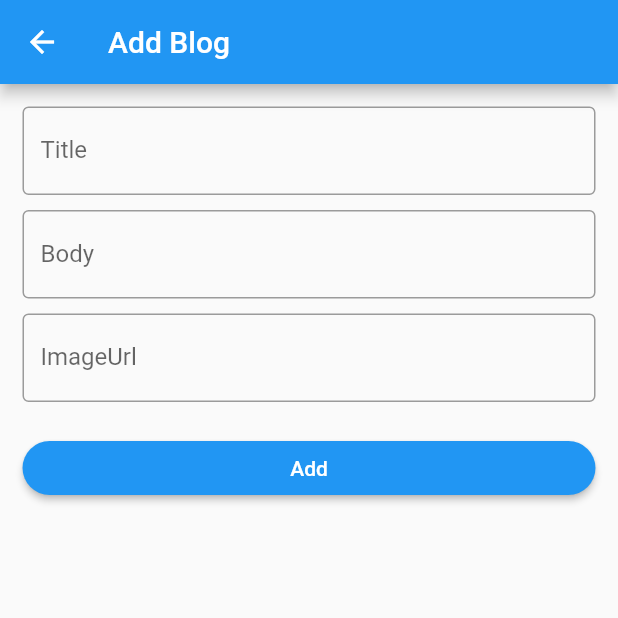
After one commit to EmaElsayed/tasks, a Flutter app: the BlogScreen screen opened directly, after a tap on the "add" icon, on a phone screen of 412 x 824 dp, the top half of it. The commit adds this screen. Run offline on Flutter 3.47's test engine with Material 2 defaults, Android fonts, the phone set to English and light mode, and no system bars; missing offline and left inert: flutter_chat_ui_starter; network calls fail.

Commit message:
blog task

```diff
--- /dev/null
+++ b/lib/blog/add_blog_screen.dart
@@ -0,0 +1,68 @@
+import 'package:flutter/material.dart';
+import 'package:untitled/blog/blogs_model.dart';
+
+class AddBlogScreen extends StatelessWidget {
+   AddBlogScreen({super.key});
+  final titleController = TextEditingController();
+  final bodyController = TextEditingController();
+  final imageController = TextEditingController();
+
+  @override
+  Widget build(BuildContext context) {
+    return Scaffold(
+      appBar: AppBar(
+        title: const Text("Add Blog"),
+      ),
+      body: Padding(
+        padding: const EdgeInsets.all(15),
+        child: Column(
+          children: [
+            TextFormField(
+              controller: titleController,
+              decoration: const InputDecoration(
+                border: OutlineInputBorder(),
+                labelText: "Title",
+              ),
+            ),
+            const SizedBox(height: 10),
+            TextFormField(
+              controller: bodyController,
+              decoration: const InputDecoration(
+                border: OutlineInputBorder(),
+                labelText: "Body",
+              ),
+            ),
+            const SizedBox(height: 10),
+            TextFormField(
+              controller: imageController,
+              decoration: const InputDecoration(
+                border: OutlineInputBorder(),
+                labelText: "ImageUrl",
+              ),
+            ),
+            Container(
+              margin: const EdgeInsets.only(top: 20),
+              width: double.infinity,
+              child: ElevatedButton(
+                style: ElevatedButton.styleFrom(shape: const StadiumBorder()),
+                onPressed: () {
+                  String title = titleController.text;
+                  String body = bodyController.text;
+                  String imageUrl = imageController.text.isEmpty
+                      ? "https://cdn.eso.org/images/screen/eso1907a.jpg"
+                      : imageController.text;
+
+                  BlogsModel blog = BlogsModel(imageUrl,title,body);
+
+                  Navigator.pop(context,blog);
+                },
+                child: const Text("Add"),
+              ),
+            ),
+          ],
+        ),
+      ),
+    );
+  }
+
+}
--- a/lib/blog/blog_screen.dart
+++ b/lib/blog/blog_screen.dart
@@ -1,6 +1,28 @@
 import 'package:flutter/material.dart';
+import 'package:untitled/blog/add_blog_screen.dart';
+import 'package:untitled/blog/blogs_model.dart';
+import 'package:untitled/blog/edit_blog_screen.dart';
+
+void main() {
+  runApp( MyApp());
+}
+
+class MyApp extends StatelessWidget {
+  MyApp({super.key});
 
 
+
+  // This widget is the root of your application.
+  @override
+  Widget build(BuildContext context) {
+    return MaterialApp(
+
+        theme: ThemeData(
+          primarySwatch: Colors.blue,
+        ),
+        home:BlogScreen ());
+  }
+}
 class BlogScreen extends StatefulWidget {
   const BlogScreen({Key? key}) : super(key: key);
 
@@ -16,19 +38,33 @@ class _BlogScreenState extends State<BlogScreen> {
   final String blogImageUrl =
       "https://imgd.aeplcdn.com/1056x594/n/cw/ec/44686/activa-6g-right-front-three-quarter.jpeg";
 
+List<BlogsModel> blogs = [
+ // BlogsModel("image", "title", "body")de
+
+];
 
 
   @override
   Widget build(BuildContext context) {
-    var blogs;
+
     return Scaffold(
+      floatingActionButton: FloatingActionButton(onPressed: () {
+
+        Navigator.push(context, MaterialPageRoute(builder: (context) => AddBlogScreen(),)).then((value) {
+          BlogsModel blog = value;
+          blogs.add(blog);
+          setState(() {
+
+          });
+
+        },);
+      },
+      child: Icon(Icons.add),
+      ),
       appBar: AppBar(
-        title: const Text("Blog"),
+        title: Center(child: const Text("Blog")),
       ),
-     // floatingActionButton: FloatingActionButton(
-       // onPressed: () => navigateToAddBlogScreen(),
-      //  child: const Icon(Icons.add),
-     // ),
+
       body: Column(
         children: [
           SizedBox(
@@ -40,6 +76,7 @@ class _BlogScreenState extends State<BlogScreen> {
             ),
           ),
           Expanded(
+
             child: ListView.builder(
               itemCount: blogs.length,
               itemBuilder: (context, index) => blogItem(index),
@@ -50,15 +87,35 @@ class _BlogScreenState extends State<BlogScreen> {
     );
   }
 
-  userItem() {}
+  userItem() {
+    return Container(
+      margin: EdgeInsets.all(7),
 
+      child: Column(
+        children: [
+          Stack(
+            alignment: AlignmentDirectional.bottomEnd,
+            children: [
+              CircleAvatar(
 
+                radius: 25,
+              backgroundImage: NetworkImage(imageUrl ) ,
+              ),
+              CircleAvatar(
+
+                radius: 10,
+                backgroundColor: Colors.green,
+              ),
+
+            ],
+          ),
+          Text("amir mohamed")
+        ],
+      ),
+    );
   }
 
   Widget blogItem(int index) {
-
-
-    var blog;
     return Container(
       width: double.infinity,
       decoration: BoxDecoration(
@@ -78,7 +135,7 @@ class _BlogScreenState extends State<BlogScreen> {
               topRight: Radius.circular(15),
             ),
             child: Image.network(
-              blog.imageUrl,
+              blogs[index].image,
               height: 150,
               width: double.infinity,
               fit: BoxFit.fill,
@@ -90,14 +147,23 @@ class _BlogScreenState extends State<BlogScreen> {
             child: Row(
               children: [
                 Expanded(
-                  child: Text(
-                    blog.title,
+                  child: Text(blogs[index].title,
                     style: const TextStyle(
                         fontWeight: FontWeight.bold, fontSize: 20),
                   ),
                 ),
                 IconButton(
-                  onPressed: () {},
+                  onPressed: () {
+                    Navigator.push(context, MaterialPageRoute(builder: (context) {
+                      return EditBlogScreen ();
+                    },)) .then((value)  {
+                      BlogsModel blog = value ;
+                      blogs[index]=blog;
+                      setState(() {
+
+                      });
+                    });
+                  },
                   icon: const Icon(
                     Icons.edit,
                     color: Colors.purple,
@@ -105,6 +171,10 @@ class _BlogScreenState extends State<BlogScreen> {
                 ),
                 IconButton(
                   onPressed: () {
+                    blogs.removeAt(index);
+                    setState(() {
+
+                    });
 
                   },
                   icon: const Icon(
@@ -118,7 +188,7 @@ class _BlogScreenState extends State<BlogScreen> {
           Padding(
             padding: const EdgeInsets.symmetric(horizontal: 10),
             child: Text(
-              blog.body,
+              blogs[index].body,
               maxLines: 2,
               overflow: TextOverflow.ellipsis,
               style: const TextStyle(fontWeight: FontWeight.w400, fontSize: 16),
@@ -128,4 +198,6 @@ class _BlogScreenState extends State<BlogScreen> {
         ],
       ),
     );
+
   }
+  }
--- /dev/null
+++ b/lib/blog/blogs_model.dart
@@ -0,0 +1,8 @@
+class BlogsModel{
+  String image;
+  String title;
+  String body;
+
+  BlogsModel(this.image, this.title, this.body);
+
+}
```
Also changed, not shown: lib/blog/edit_blog_screen.dart (added, +69 -0 lines).
